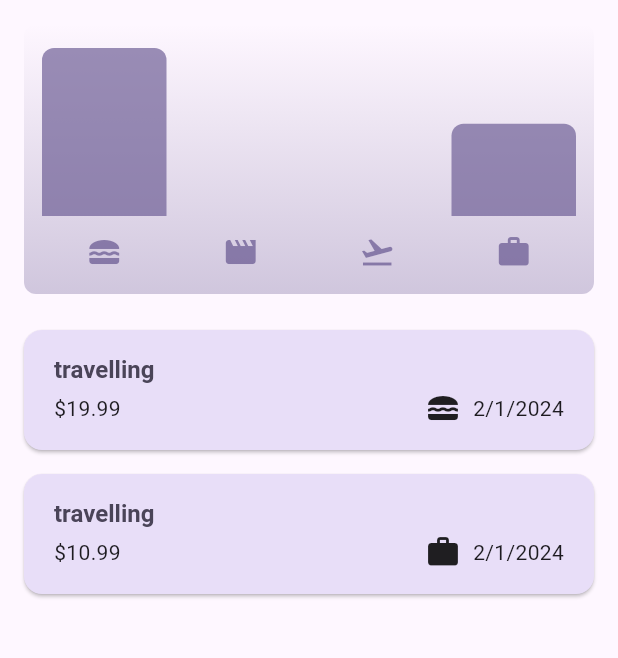
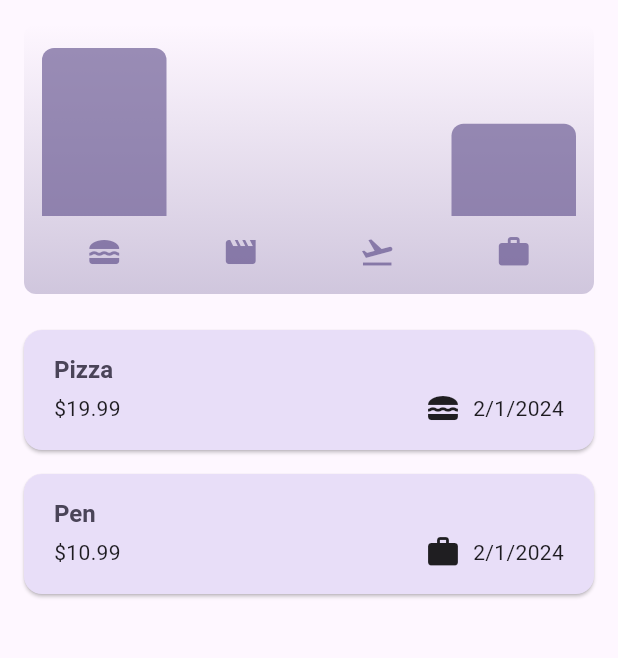
Before and after one commit to varun-a50/expenseTraceker, a Flutter app: the screen it shows after launch, on a phone screen of 412 x 824 dp, the part 84-742 px from its top. Run offline on Flutter 3.47's test engine with Material 3 defaults, Android fonts, the phone set to English and light mode, and no system bars.

Commit message:
final push

```diff
--- a/lib/wigets/expenses.dart
+++ b/lib/wigets/expenses.dart
@@ -27,12 +27,12 @@ class _Expenses extends State<Expenses> {
 
   final List<Expense> _registeredExpenses = [
     Expense(
-        title: "travelling",
+        title: "Pizza",
         amount: 19.99,
         dateTime: DateTime.now(),
         category: Category.food),
     Expense(
-        title: "travelling",
+        title: "Pen",
         amount: 10.99,
         dateTime: DateTime.now(),
         category: Category.work)
```
